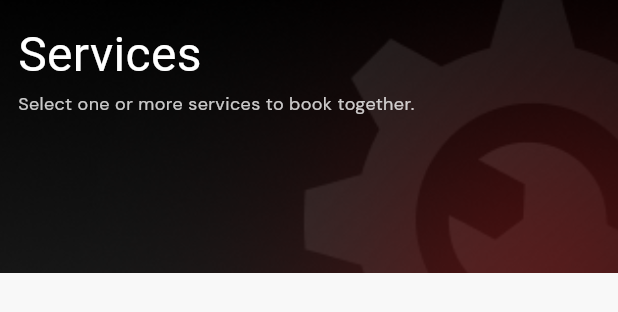
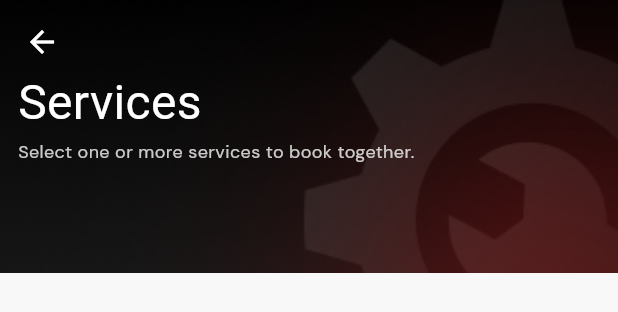
Before and after one commit to SayujSujeev/hamilton, a Flutter app: the _ServicesHeader widget shown alone on an empty page, opened directly, on a phone screen of 412 x 824 dp. Shown: the top 312 px of the screen. Run offline on Flutter 3.47's test engine with Material 3 defaults, Android fonts, the phone set to English and light mode, and no system bars; our stand-ins replace firebase_auth, firebase_core, flutter_secure_storage, flutter_svg, google_fonts, google_sign_in; accounts and stored records are empty; network calls fail; Roboto replaces fonts that are missing (Dm Serif Text).

Commit message:
service ui

```diff
--- a/lib/screens/services_screen.dart
+++ b/lib/screens/services_screen.dart
@@ -483,7 +483,16 @@ class _ServicesHeader extends StatelessWidget {
           SafeArea(
             bottom: false,
             child: Padding(
-              padding: const EdgeInsets.fromLTRB(12, 20, 12, 0),
+              padding: const EdgeInsets.fromLTRB(4, 4, 12, 0),
+              child: Column(
+                crossAxisAlignment: CrossAxisAlignment.start,
+                children: [
+                  IconButton(
+                    onPressed: () => Navigator.of(context).pop(),
+                    icon: const Icon(Icons.arrow_back, color: Colors.white),
+                  ),
+                  Padding(
+                    padding: const EdgeInsets.symmetric(horizontal: 8),
                     child: Column(
                       crossAxisAlignment: CrossAxisAlignment.start,
                       children: [
@@ -503,6 +512,9 @@ class _ServicesHeader extends StatelessWidget {
                             color: Colors.white.withValues(alpha: 0.78),
                             fontSize: 12,
                             fontWeight: FontWeight.w400,
+                          ),
+                        ),
+                      ],
                     ),
                   ),
                 ],
```
Lines whose indentation alone changed are shown as unchanged.
